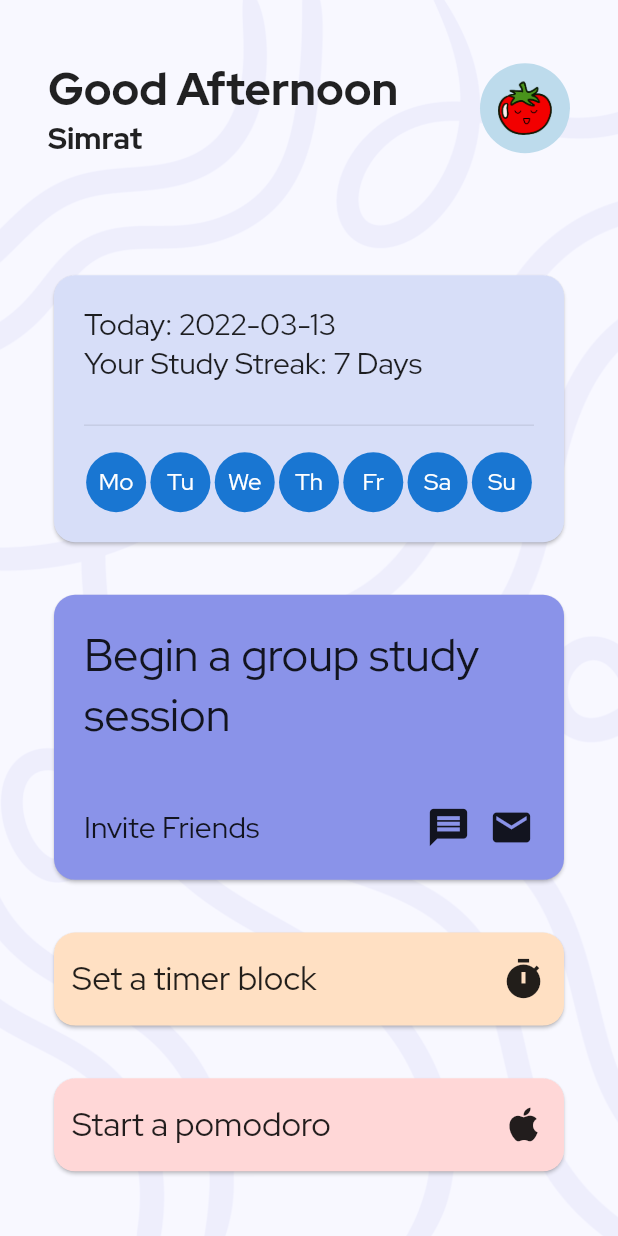
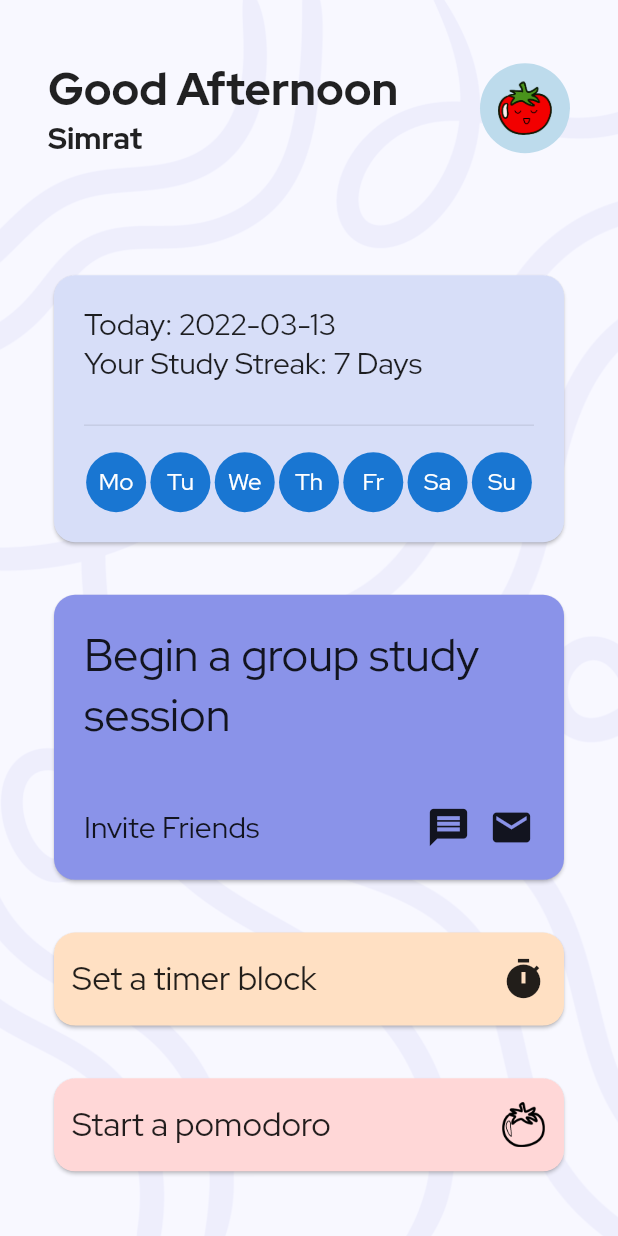
Before and after one commit to simrat39/StudyBuddy, a Flutter app: the screen it shows after launch, on a phone screen of 412 x 824 dp. Run offline on Flutter 3.47's test engine with Material 2 defaults, Android fonts, the phone set to English and light mode, and no system bars; our stand-ins replace flutter_riverpod.

Commit message:
feat(home_page): Replace apple with tomato icon

```diff
--- a/lib/home_page.dart
+++ b/lib/home_page.dart
@@ -114,10 +114,6 @@ class HomePageState extends State<HomePage> {
                                 ),
                               )
                               .toList(),
-                          /* children: List.filled( */
-                          /*   days.length, */
-                          /*   const Expanded(child: CircleAvatar()), */
-                          /* ), */
                         ),
                       ],
                     ),
@@ -132,24 +128,9 @@ class HomePageState extends State<HomePage> {
                       onTap: () => {
                         Navigator.of(context).push(
                           MaterialPageRoute(
-                            builder: (_) => InviteHomiesPage(),
+                            builder: (_) => const InviteHomiesPage(),
                           ),
                         )
-                        /* Navigator.of(context).push( */
-                        /*   MaterialPageRoute( */
-                        /*     builder: (_) => TimeSelectPage( */
-                        /*       callback: (p) { */
-                        /*         Navigator.of(context).push( */
-                        /*           MaterialPageRoute( */
-                        /*             builder: (context) => TimerPage( */
-                        /*               timerStateChangeNotifier: p, */
-                        /*             ), */
-                        /*           ), */
-                        /*         ); */
-                        /*       }, */
-                        /*     ), */
-                        /*   ), */
-                        /* ) */
                       },
                       child: Container(
                         padding: const EdgeInsets.all(
@@ -261,10 +242,15 @@ class HomePageState extends State<HomePage> {
                               ?.copyWith(fontSize: 22),
                         ),
                         const Spacer(),
-                        const Icon(
-                          Icons.apple,
-                          size: 30,
+                        Image.asset(
+                          "assets/tomato_black.png",
+                          height: 30,
+                          width: 30,
                         ),
+                        /* const Icon( */
+                        /*   Icons.apple, */
+                        /*   size: 30, */
+                        /* ), */
                       ],
                     ),
                   ),
--- a/pubspec.yaml
+++ b/pubspec.yaml
@@ -74,6 +74,7 @@ flutter:
     - assets/buddy3.png
     - assets/buddy4.png
     - assets/tomato_red.png
+    - assets/tomato_black.png
 
   # An image asset can refer to one or more resolution-specific "variants", see
   # https://flutter.dev/assets-and-images/#resolution-aware.
```
Also changed, not shown: assets/tomato_black.png (added).
